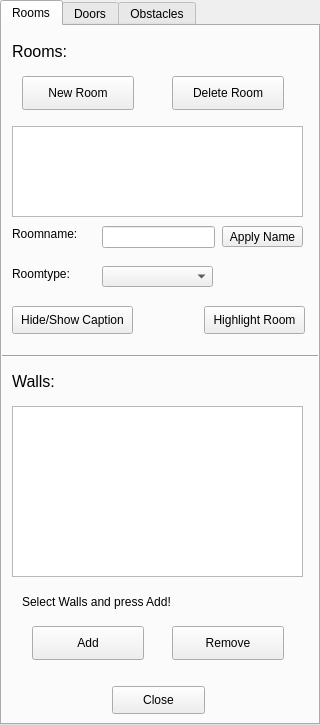
First picture: the form in forms/roomwidget.ui, repository JuPedSim/jpseditor, before the edit.
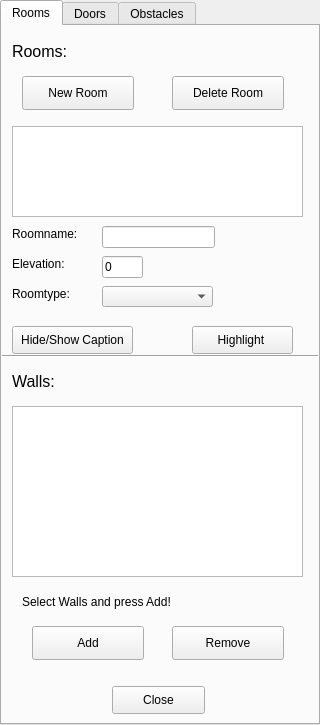
Second picture: the form after the edit.

Commit message: Change room name by ENTER

Diff of the .ui file:
```diff
--- a/forms/roomwidget.ui
+++ b/forms/roomwidget.ui
@@ -182,19 +182,6 @@
      <string>Roomname:</string>
     </property>
    </widget>
-   <widget class="QPushButton" name="apply_name_button">
-    <property name="geometry">
-     <rect>
-      <x>220</x>
-      <y>200</y>
-      <width>81</width>
-      <height>21</height>
-     </rect>
-    </property>
-    <property name="text">
-     <string>Apply Name</string>
-    </property>
-   </widget>
    <widget class="Line" name="line_2">
     <property name="geometry">
      <rect>
@@ -212,7 +199,7 @@
     <property name="geometry">
      <rect>
       <x>10</x>
-      <y>280</y>
+      <y>300</y>
       <width>121</width>
       <height>28</height>
      </rect>
@@ -224,14 +211,14 @@
    <widget class="QPushButton" name="highlight">
     <property name="geometry">
      <rect>
-      <x>202</x>
-      <y>280</y>
+      <x>190</x>
+      <y>300</y>
       <width>101</width>
       <height>28</height>
      </rect>
     </property>
     <property name="text">
-     <string>Highlight Room</string>
+     <string>Highlight </string>
     </property>
    </widget>
    <widget class="QComboBox" name="classBox">
@@ -241,7 +228,7 @@
     <property name="geometry">
      <rect>
       <x>100</x>
-      <y>240</y>
+      <y>260</y>
       <width>111</width>
       <height>21</height>
      </rect>
@@ -251,7 +238,7 @@
     <property name="geometry">
      <rect>
       <x>10</x>
-      <y>240</y>
+      <y>260</y>
       <width>91</width>
       <height>16</height>
      </rect>
@@ -265,6 +252,37 @@
      <string>Roomtype:</string>
     </property>
    </widget>
+   <widget class="QLabel" name="label_11">
+    <property name="geometry">
+     <rect>
+      <x>10</x>
+      <y>230</y>
+      <width>91</width>
+      <height>16</height>
+     </rect>
+    </property>
+    <property name="font">
+     <font>
+      <pointsize>9</pointsize>
+     </font>
+    </property>
+    <property name="text">
+     <string>Elevation:</string>
+    </property>
+   </widget>
+   <widget class="QLineEdit" name="z_edit">
+    <property name="geometry">
+     <rect>
+      <x>100</x>
+      <y>230</y>
+      <width>41</width>
+      <height>22</height>
+     </rect>
+    </property>
+    <property name="text">
+     <string>0</string>
+    </property>
+   </widget>
   </widget>
   <widget class="QWidget" name="tab">
    <attribute name="title">
```
The commit also changes 3 other files.
